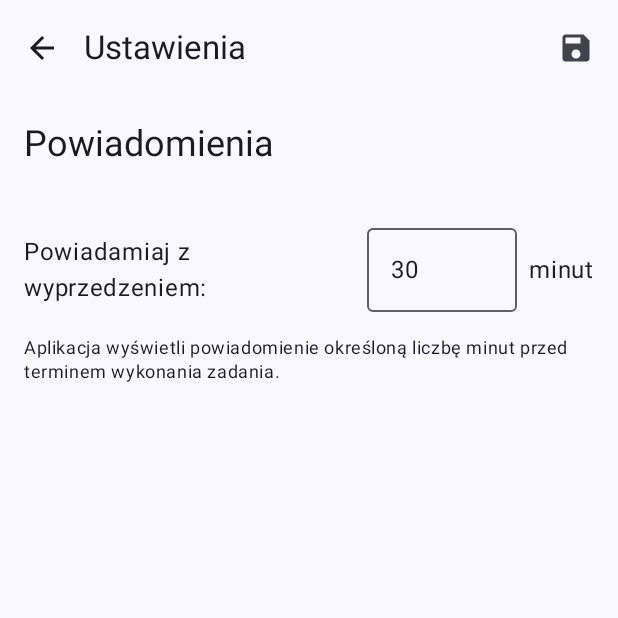
After one commit to Juhasen/ToDo, an Android app built with Jetpack Compose: the SettingsScreen screen opened through its navigation route, on a phone screen of 412 x 824 dp, the top half of it. The commit adds this screen. Run offline under Robolectric (Android 15) with nearby library versions, the phone set to English and light mode, and no system bars; our stand-ins replace Room's generated code.

Commit message:
Implement settings screen and notification permission handling; refactor database initialization

```diff
--- a/app/src/main/java/pl/juhas/todo/MainActivity.kt
+++ b/app/src/main/java/pl/juhas/todo/MainActivity.kt
@@ -1,17 +1,24 @@
 package pl.juhas.todo
 
 import android.content.Intent
+import android.os.Build
 import android.os.Bundle
 import android.widget.Toast
 import androidx.activity.ComponentActivity
 import androidx.activity.compose.setContent
 import androidx.activity.enableEdgeToEdge
+import androidx.compose.material.icons.Icons
+import androidx.compose.material.icons.filled.Settings
+import androidx.compose.material3.FloatingActionButton
+import androidx.compose.material3.Icon
 import androidx.compose.runtime.LaunchedEffect
 import androidx.compose.runtime.getValue
 import androidx.compose.runtime.mutableStateOf
 import androidx.compose.runtime.remember
 import androidx.compose.runtime.setValue
 import androidx.compose.ui.platform.LocalContext
+import androidx.core.app.ActivityCompat
+import androidx.core.content.ContextCompat
 import androidx.core.net.toUri
 import androidx.lifecycle.lifecycleScope
 import androidx.navigation.compose.NavHost
@@ -19,21 +26,27 @@ import androidx.navigation.compose.composable
 import androidx.navigation.compose.rememberNavController
 import androidx.room.Room
 import kotlinx.coroutines.Dispatchers
+import kotlinx.coroutines.flow.first
 import kotlinx.coroutines.launch
 import kotlinx.coroutines.withContext
 import pl.juhas.todo.database.AppDatabase
 import pl.juhas.todo.database.Task
 import pl.juhas.todo.database.TaskStatus
 import pl.juhas.todo.database.TaskWithAttachments
+import pl.juhas.todo.ui.screens.SettingsScreen
 import pl.juhas.todo.ui.screens.TaskEditScreen
 import pl.juhas.todo.ui.screens.TaskListScreen
 import pl.juhas.todo.ui.screens.TaskViewScreen
 import pl.juhas.todo.ui.theme.TODOTheme
 import pl.juhas.todo.utils.AttachmentHelper
+import pl.juhas.todo.utils.SettingsManager
+import android.Manifest
+import android.content.pm.PackageManager
 
 class MainActivity : ComponentActivity() {
     private lateinit var database: AppDatabase
     private lateinit var attachmentHelper: AttachmentHelper
+    private lateinit var settingsManager: SettingsManager
 
     override fun onCreate(savedInstanceState: Bundle?) {
         super.onCreate(savedInstanceState)
@@ -49,6 +62,12 @@ class MainActivity : ComponentActivity() {
         // Inicjalizacja pomocnika załączników
         attachmentHelper = AttachmentHelper(this)
 
+
+        settingsManager = SettingsManager(this)
+
+        // Sprawdzenie i żądanie uprawnień do powiadomień
+        checkNotificationPermission()
+
         setContent {
             TODOTheme {
                 val navController = rememberNavController()
@@ -62,6 +81,18 @@ class MainActivity : ComponentActivity() {
                 LaunchedEffect(Unit) {
                     loadTasks { tasks ->
                         tasksWithAttachments = tasks
+
+                        // Sprawdź, czy aplikacja została uruchomiona z powiadomienia
+                        val taskIdFromNotification = intent.getIntExtra("TASK_ID", -1)
+                        if (taskIdFromNotification > 0) {
+                            // Znajdź zadanie o podanym identyfikatorze
+                            val task = tasks.find { it.task.id == taskIdFromNotification }
+                            if (task != null) {
+                                // Ustaw wybrane zadanie i przejdź do ekranu podglądu
+                                currentTaskWithAttachments = task
+                                navController.navigate("taskView")
+                            }
+                        }
                     }
                 }
 
@@ -95,6 +126,9 @@ class MainActivity : ComponentActivity() {
                                         tasksWithAttachments = tasks
                                     }
                                 }
+                            },
+                            onSettingsClick = {
+                                navController.navigate("settings")
                             }
                         )
                     }
@@ -178,18 +212,20 @@ class MainActivity : ComponentActivity() {
                             onSave = { updatedTask ->
                                 lifecycleScope.launch {
                                     withContext(Dispatchers.IO) {
+                                        val taskId: Int
                                         if (updatedTask.id == 0) {
                                             // Nowe zadanie - najpierw zapisujemy zadanie, aby otrzymać jego ID
-                                            val newTaskId = database.taskDao().insertTask(updatedTask.copy(id = 0)).toInt()
+                                            taskId = database.taskDao().insertTask(updatedTask.copy(id = 0)).toInt()
 
                                             // Następnie zapisujemy wszystkie tymczasowe załączniki z poprawnym taskId
                                             currentTaskWithAttachments?.attachments?.forEach { attachment ->
                                                 database.attachmentDao().insertAttachment(
-                                                    attachment.copy(taskId = newTaskId)
+                                                    attachment.copy(taskId = taskId)
                                                 )
                                             }
                                         } else {
                                             // Aktualizacja istniejącego zadania
+                                            taskId = updatedTask.id
                                             database.taskDao().updateTask(updatedTask)
                                         }
                                     }
@@ -291,8 +327,23 @@ class MainActivity : ComponentActivity() {
                             }
                         )
                     }
+
+                    // Nowy ekran ustawień
+                    composable("settings") {
+                        SettingsScreen(navController = navController)
+                    }
                 }
             }
+        }
+    }
+
+    private fun checkNotificationPermission() {
+        if (ContextCompat.checkSelfPermission(this, Manifest.permission.POST_NOTIFICATIONS) != PackageManager.PERMISSION_GRANTED) {
+            ActivityCompat.requestPermissions(
+                this,
+                arrayOf(Manifest.permission.POST_NOTIFICATIONS),
+                101
+            )
         }
     }
 
--- /dev/null
+++ b/app/src/main/java/pl/juhas/todo/ui/screens/SettingsScreen.kt
@@ -0,0 +1,111 @@
+package pl.juhas.todo.ui.screens
+
+import android.widget.Toast
+import androidx.compose.foundation.layout.*
+import androidx.compose.foundation.text.KeyboardOptions
+import androidx.compose.material.icons.Icons
+import androidx.compose.material.icons.automirrored.filled.ArrowBack
+import androidx.compose.material.icons.filled.ArrowBack
+import androidx.compose.material.icons.filled.Save
+import androidx.compose.material3.*
+import androidx.compose.runtime.*
+import androidx.compose.ui.Alignment
+import androidx.compose.ui.Modifier
+import androidx.compose.ui.platform.LocalContext
+import androidx.compose.ui.text.input.KeyboardType
+import androidx.compose.ui.unit.dp
+import androidx.lifecycle.viewmodel.compose.viewModel
+import androidx.navigation.NavController
+import kotlinx.coroutines.launch
+import pl.juhas.todo.utils.SettingsManager
+
+@OptIn(ExperimentalMaterial3Api::class)
+@Composable
+fun SettingsScreen(
+    navController: NavController,
+    viewModel: SettingsViewModel = viewModel()
+) {
+    val context = LocalContext.current
+    val coroutineScope = rememberCoroutineScope()
+    val settingsManager = remember { SettingsManager(context) }
+
+    val advanceTime by viewModel.notificationAdvanceTime.collectAsState()
+    var minutesText by remember { mutableStateOf("") }
+
+    LaunchedEffect(advanceTime) {
+        minutesText = (advanceTime / (60 * 1000)).toString()
+    }
+
+    LaunchedEffect(Unit) {
+        viewModel.loadSettings(settingsManager)
+    }
+
+    Scaffold(
+        topBar = {
+            TopAppBar(
+                title = { Text("Ustawienia") },
+                navigationIcon = {
+                    IconButton(onClick = { navController.popBackStack() }) {
+                        Icon(Icons.AutoMirrored.Filled.ArrowBack, contentDescription = "Powrót")
+                    }
+                },
+                actions = {
+                    IconButton(onClick = {
+                        val minutes = minutesText.toIntOrNull()
+                        if (minutes != null && minutes > 0) {
+                            coroutineScope.launch {
+                                viewModel.saveNotificationAdvanceTime(minutes, settingsManager)
+                                Toast.makeText(context, "Ustawienia zapisane", Toast.LENGTH_SHORT).show()
+                            }
+                        } else {
+                            Toast.makeText(context, "Wprowadź prawidłową wartość (większą od 0)", Toast.LENGTH_SHORT).show()
+                        }
+                    }) {
+                        Icon(Icons.Default.Save, contentDescription = "Zapisz")
+                    }
+                }
+            )
+        }
+    ) { paddingValues ->
+        Column(
+            modifier = Modifier
+                .fillMaxSize()
+                .padding(paddingValues)
+                .padding(16.dp),
+            verticalArrangement = Arrangement.spacedBy(16.dp)
+        ) {
+            Text(
+                text = "Powiadomienia",
+                style = MaterialTheme.typography.headlineSmall
+            )
+
+            Spacer(modifier = Modifier.height(8.dp))
+
+            Row(
+                verticalAlignment = Alignment.CenterVertically
+            ) {
+                Text(
+                    text = "Powiadamiaj z wyprzedzeniem: ",
+                    modifier = Modifier.weight(1f)
+                )
+
+                OutlinedTextField(
+                    value = minutesText,
+                    onValueChange = { minutesText = it },
+                    modifier = Modifier.width(100.dp),
+                    keyboardOptions = KeyboardOptions(keyboardType = KeyboardType.Number),
+                    singleLine = true
+                )
+
+                Spacer(modifier = Modifier.width(8.dp))
+
+                Text(text = "minut")
+            }
+
+            Text(
+                text = "Aplikacja wyświetli powiadomienie określoną liczbę minut przed terminem wykonania zadania.",
+                style = MaterialTheme.typography.bodySmall
+            )
+        }
+    }
+}
--- /dev/null
+++ b/app/src/main/java/pl/juhas/todo/ui/screens/SettingsViewModel.kt
@@ -0,0 +1,35 @@
+package pl.juhas.todo.ui.screens
+
+import androidx.lifecycle.ViewModel
+import androidx.lifecycle.viewModelScope
+import kotlinx.coroutines.flow.MutableStateFlow
+import kotlinx.coroutines.flow.StateFlow
+import kotlinx.coroutines.flow.first
+import kotlinx.coroutines.launch
+import pl.juhas.todo.utils.SettingsManager
+
+class SettingsViewModel : ViewModel() {
+
+    private val _notificationAdvanceTime = MutableStateFlow(30L * 60L * 1000L) // domyślnie 30 minut w ms
+    val notificationAdvanceTime: StateFlow<Long> = _notificationAdvanceTime
+
+    fun loadSettings(settingsManager: SettingsManager) {
+        viewModelScope.launch {
+            val advanceTime = settingsManager.notificationAdvanceTime.first()
+            _notificationAdvanceTime.value = advanceTime
+        }
+    }
+
+    fun saveNotificationAdvanceTime(minutes: Int, settingsManager: SettingsManager) {
+        val timeInMillis = minutes.toLong() * 60L * 1000L
+        _notificationAdvanceTime.value = timeInMillis
+        viewModelScope.launch {
+            settingsManager.setNotificationAdvanceTime(timeInMillis)
+        }
+    }
+
+    fun getMinutesText(): String {
+        val minutes = _notificationAdvanceTime.value / (60 * 1000)
+        return minutes.toString()
+    }
+}
--- a/app/src/main/java/pl/juhas/todo/ui/screens/TaskListScreen.kt
+++ b/app/src/main/java/pl/juhas/todo/ui/screens/TaskListScreen.kt
@@ -1,54 +1,58 @@
 package pl.juhas.todo.ui.screens
 
-import androidx.compose.foundation.layout.*
+import androidx.compose.foundation.layout.Arrangement
+import androidx.compose.foundation.layout.PaddingValues
+import androidx.compose.foundation.layout.fillMaxSize
+import androidx.compose.foundation.layout.padding
 import androidx.compose.foundation.lazy.LazyColumn
 import androidx.compose.foundation.lazy.items
 import androidx.compose.material.icons.Icons
 import androidx.compose.material.icons.filled.Add
-import androidx.compose.material.icons.filled.Attachment
-import androidx.compose.material3.*
-import androidx.compose.runtime.*
-import androidx.compose.ui.Alignment
+import androidx.compose.material.icons.filled.Settings
+import androidx.compose.material3.ExperimentalMaterial3Api
+import androidx.compose.material3.FloatingActionButton
+import androidx.compose.material3.Icon
+import androidx.compose.material3.IconButton
+import androidx.compose.material3.Scaffold
+import androidx.compose.material3.Text
+import androidx.compose.material3.TopAppBar
+import androidx.compose.runtime.Composable
 import androidx.compose.ui.Modifier
-import androidx.compose.ui.text.style.TextOverflow
 import androidx.compose.ui.unit.dp
-import pl.juhas.todo.database.Category
 import pl.juhas.todo.database.Task
-import pl.juhas.todo.database.TaskStatus
 import pl.juhas.todo.database.TaskWithAttachments
-import pl.juhas.todo.ui.composables.CategoryChip
 import pl.juhas.todo.ui.composables.TaskItem
-import java.text.SimpleDateFormat
-import java.util.*
 
+@OptIn(ExperimentalMaterial3Api::class)
 @Composable
 fun TaskListScreen(
     tasks: List<TaskWithAttachments>,
     onTaskClick: (Task) -> Unit,
     onAddTask: () -> Unit,
-    onTaskStatusChange: (Task) -> Unit
+    onTaskStatusChange: (Task) -> Unit,
+    onSettingsClick: () -> Unit
 ) {
     Scaffold(
+        topBar = {
+            TopAppBar(
+                title = { Text("TODO LIST") },
+                actions = {
+                    IconButton(onClick = onSettingsClick) {
+                        Icon(Icons.Default.Settings, contentDescription = "Ustawienia")
+                    }
+                }
+            )
+        },
         floatingActionButton = {
             FloatingActionButton(onClick = onAddTask) {
                 Icon(Icons.Default.Add, contentDescription = "Dodaj zadanie")
             }
         }
     ) { paddingValues ->
-
-        Column {
-            Spacer(modifier = Modifier.height(16.dp))
-
-            Text(
-                text = "TODO LIST",
-                style = MaterialTheme.typography.headlineLarge,
-                modifier = Modifier.padding(start = 16.dp, end = 16.dp, top = 16.dp, bottom = 0.dp)
-            )
-
         LazyColumn(
             modifier = Modifier
                 .fillMaxSize()
-                    .padding(),
+                .padding(paddingValues),
             contentPadding = PaddingValues(16.dp),
             verticalArrangement = Arrangement.spacedBy(16.dp)
         ) {
@@ -62,4 +66,3 @@ fun TaskListScreen(
         }
     }
 }
-}
--- /dev/null
+++ b/app/src/main/java/pl/juhas/todo/utils/SettingsManager.kt
@@ -0,0 +1,33 @@
+package pl.juhas.todo.utils
+
+import android.content.Context
+import androidx.datastore.core.DataStore
+import androidx.datastore.preferences.core.Preferences
+import androidx.datastore.preferences.core.edit
+import androidx.datastore.preferences.core.longPreferencesKey
+import androidx.datastore.preferences.preferencesDataStore
+import kotlinx.coroutines.flow.Flow
+import kotlinx.coroutines.flow.map
+
+val Context.dataStore: DataStore<Preferences> by preferencesDataStore(name = "settings")
+
+class SettingsManager(private val context: Context) {
+
+    companion object {
+        private val NOTIFICATION_ADVANCE_TIME = longPreferencesKey("notification_advance_time")
+        private const val DEFAULT_ADVANCE_TIME = 30L * 60L * 1000L // 30 minut w milisekundach
+    }
+
+    // Pobieranie czasu wyprzedzenia powiadomień (w milisekundach)
+    val notificationAdvanceTime: Flow<Long> = context.dataStore.data
+        .map { preferences ->
+            preferences[NOTIFICATION_ADVANCE_TIME] ?: DEFAULT_ADVANCE_TIME
+        }
+
+    // Zapisywanie czasu wyprzedzenia powiadomień (w milisekundach)
+    suspend fun setNotificationAdvanceTime(timeInMillis: Long) {
+        context.dataStore.edit { preferences ->
+            preferences[NOTIFICATION_ADVANCE_TIME] = timeInMillis
+        }
+    }
+}
```
Also changed, not shown: app/build.gradle.kts (+7 -0 lines), app/src/main/java/pl/juhas/todo/database/AppDatabase.kt (+19 -0 lines). Lines whose indentation alone changed are shown as unchanged.
